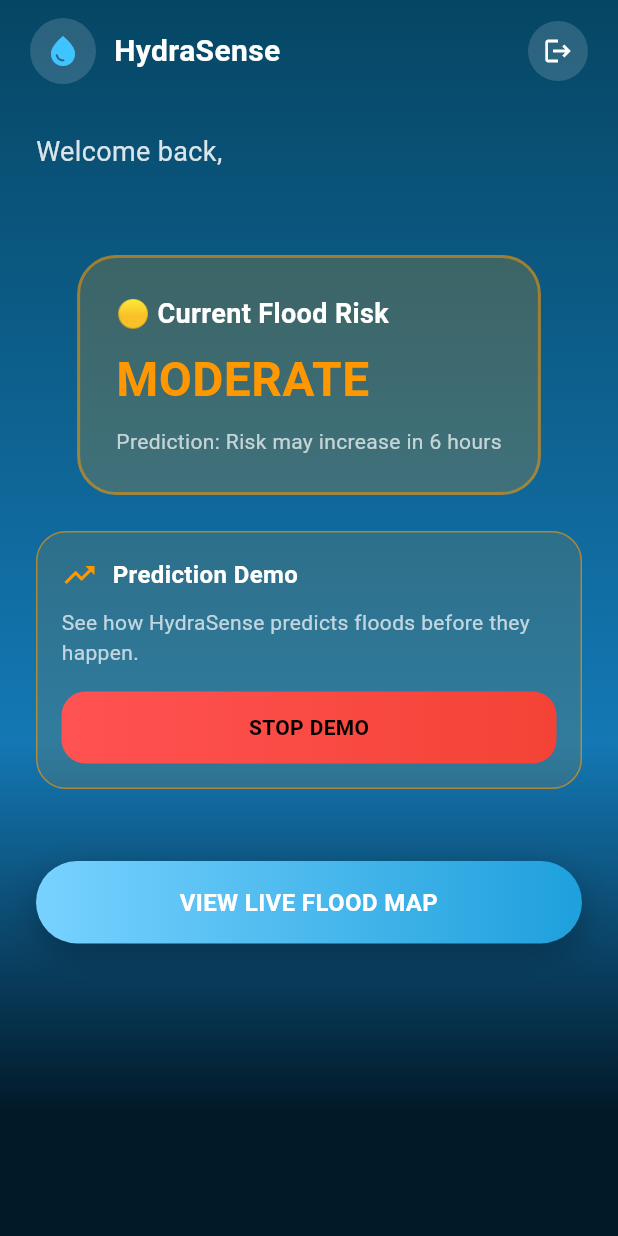
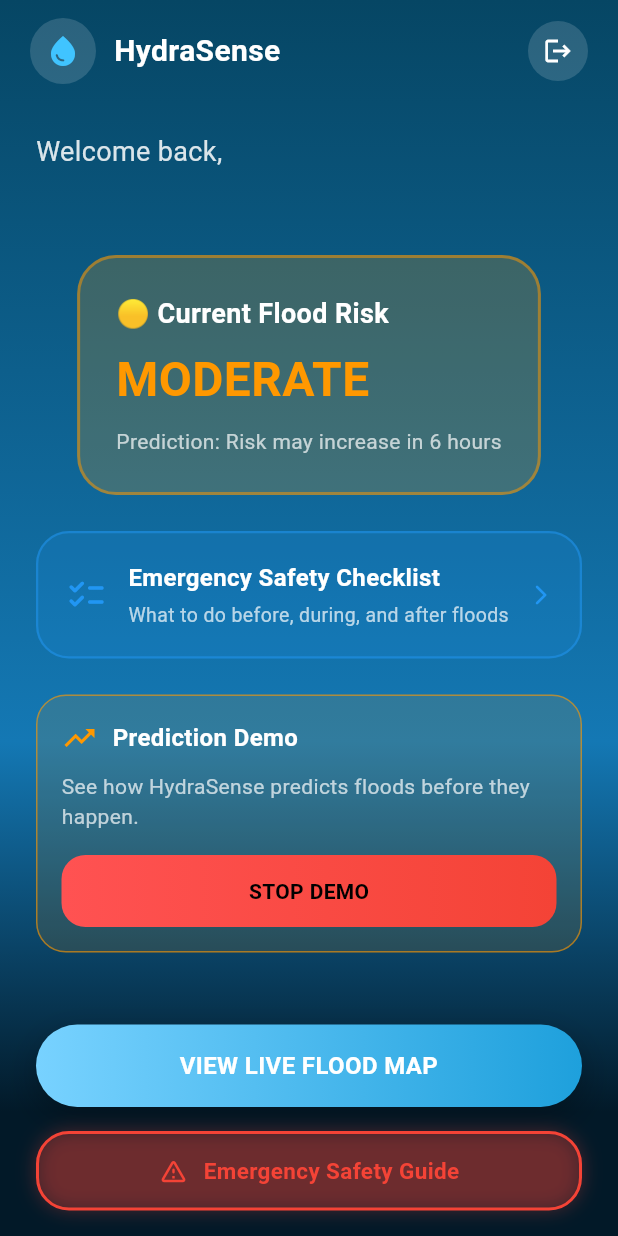
Before and after one commit to kalviumcommunity/S62_0126_SIK_flutter-firebase_HydraSense, a Flutter app: the screen it shows once a user with an empty profile is signed in, after a tap on "SEE HOW PREDICTION WORKS", on a phone screen of 412 x 824 dp. Run offline on Flutter 3.47's test engine with Material 3 defaults, Android fonts, the phone set to English and light mode, and no system bars; our stand-ins replace cloud_firestore, firebase_auth, firebase_core, flutter_map, geolocator, latlong2; accounts and stored records are empty; network calls fail.

Commit message:
few functionality changed in homescreen

```diff
--- a/lib/screens/home_screen.dart
+++ b/lib/screens/home_screen.dart
@@ -11,6 +11,8 @@ import '../state/risk_state_provider.dart';
 import '../models/risk_state.dart';
 import '../services/location_service.dart';
 import '../services/safety_service.dart';
+import 'checklist_screen.dart';
+
 
 class HomeScreen extends StatefulWidget {
   const HomeScreen({super.key});
@@ -386,6 +388,71 @@ class _HomeScreenState extends State<HomeScreen> {
 
                   const SizedBox(height: 24),
 
+
+                  // 📋 EMERGENCY SAFETY CHECKLIST
+                  Padding(
+                    padding: const EdgeInsets.symmetric(horizontal: 24),
+                    child: GestureDetector(
+                      onTap: () {
+                        Navigator.push(
+                          context,
+                          MaterialPageRoute(
+                            builder: (_) => const ChecklistScreen(),
+                          ),
+                        );
+                      },
+                      child: Container(
+                        width: double.infinity,
+                        padding: const EdgeInsets.all(18),
+                        decoration: BoxDecoration(
+                          borderRadius: BorderRadius.circular(22),
+                          color: Colors.blue.withOpacity(0.15),
+                          border: Border.all(
+                            color: Colors.blue.withOpacity(0.5),
+                            width: 1.5,
+                          ),
+                        ),
+                        child: const Row(
+                          children: [
+                            Icon(Icons.checklist_rounded, color: Colors.blue, size: 28),
+                            SizedBox(width: 14),
+                            Expanded(
+                              child: Column(
+                                crossAxisAlignment: CrossAxisAlignment.start,
+                                children: [
+                                  Text(
+                                    'Emergency Safety Checklist',
+                                    style: TextStyle(
+                                      fontSize: 16,
+                                      fontWeight: FontWeight.bold,
+                                      color: Colors.white,
+                                    ),
+                                  ),
+                                  SizedBox(height: 4),
+                                  Text(
+                                    'What to do before, during, and after floods',
+                                    style: TextStyle(
+                                      fontSize: 13,
+                                      color: Colors.white70,
+                                    ),
+                                  ),
+                                ],
+                              ),
+                            ),
+                            Icon(
+                              Icons.arrow_forward_ios_rounded,
+                              size: 16,
+                              color: Colors.blue,
+                            ),
+                          ],
+                        ),
+                      ),
+                    ),
+                  ),
+
+                  const SizedBox(height: 24),
+
+
                   // 🧪 PREDICTION DEMO
                   Consumer<RiskStateProvider>(
                     builder: (context, riskProvider, _) {
@@ -442,26 +509,20 @@ class _HomeScreenState extends State<HomeScreen> {
                                         centerLat: loc.latitude,
                                         centerLng: loc.longitude,
 
-                                        // 🌊 CURRENT FLOOD STATE
                                         currentRadius: 2500,
                                         currentRisk: 'MODERATE',
 
-                                        // 🔮 PREDICTION DATA
                                         predictedRadius: 4500,
                                         predictedRisk: 'HIGH',
                                         predictionWindow: 6,
-                                        predictionExpiresAt: DateTime.now().add(
-                                          const Duration(hours: 6),
-                                        ),
+                                        predictionExpiresAt:
+                                            DateTime.now().add(const Duration(hours: 6)),
 
-                                        // 📊 CONFIDENCE
                                         confidence: 0.82,
-
-                                        // 📈 HARD-CODED DEMO METRICS (THIS IS THE KEY)
-                                        rainfallLast24h: 132.5,      // mm
-                                        forecastRain6h: 88.0,        // mm
-                                        forecastRain12h: 145.0,      // mm
-                                        riverDischarge: 920.0,       // cumecs
+                                        rainfallLast24h: 132.5,
+                                        forecastRain6h: 88.0,
+                                        forecastRain12h: 145.0,
+                                        riverDischarge: 920.0,
 
                                         updatedAt: DateTime.now(),
                                       ),
@@ -476,7 +537,10 @@ class _HomeScreenState extends State<HomeScreen> {
                                     gradient: LinearGradient(
                                       colors: isDemoMode
                                           ? [Colors.redAccent, Colors.red]
-                                          : [const Color(0xFFFFB347), const Color(0xFFFF8C00)],
+                                          : [
+                                              const Color(0xFFFFB347),
+                                              const Color(0xFFFF8C00)
+                                            ],
                                     ),
                                   ),
                                   child: Center(
@@ -500,6 +564,7 @@ class _HomeScreenState extends State<HomeScreen> {
 
                   const SizedBox(height: 24),
 
+
                   /// ================= EMERGENCY BUTTON =================
                   Consumer<RiskStateProvider>(
                     builder: (context, riskProvider, _) {
@@ -519,72 +584,13 @@ class _HomeScreenState extends State<HomeScreen> {
                       final bool showBigEmergencyButton =
                           isApiHighRisk || isDemoHighRisk;
 
-                      // Show small emergency button when:
-                      // 1. High risk (API or demo)
-                      // 2. User reported flood
-                      // 3. No safety data available
-                      final bool showSmallEmergencyButton =
-                          showBigEmergencyButton ||
-                          hasUserReportedFlood ||
-                          safety == null;
+                      final bool showSmallEmergencyButton = true;
+
 
                       return Padding(
                         padding: const EdgeInsets.all(24),
                         child: Column(
                           children: [
-                            // 🚨 BIG RED EMERGENCY BUTTON (only for API HIGH risk)
-                            if (showBigEmergencyButton) ...[
-                              GestureDetector(
-                                onTap: () {
-                                  Navigator.push(
-                                    context,
-                                    MaterialPageRoute(
-                                        builder: (_) => const EmergencyScreen()),
-                                  );
-                                },
-                                child: Container(
-                                  width: double.infinity,
-                                  padding: const EdgeInsets.symmetric(
-                                      vertical: 20, horizontal: 24),
-                                  margin: const EdgeInsets.only(bottom: 16),
-                                  decoration: BoxDecoration(
-                                    borderRadius: BorderRadius.circular(20),
-                                    gradient: const LinearGradient(
-                                      colors: [
-                                        Colors.red,
-                                        Color.fromARGB(255, 180, 0, 0),
-                                      ],
-                                    ),
-                                    boxShadow: [
-                                      BoxShadow(
-                                        color: Colors.red.withOpacity(0.5),
-                                        blurRadius: 20,
-                                        spreadRadius: 2,
-                                        offset: const Offset(0, 5),
-                                      ),
-                                    ],
-                                  ),
-                                  child: const Row(
-                                    mainAxisAlignment: MainAxisAlignment.center,
-                                    children: [
-                                      Icon(Icons.warning_rounded,
-                                          color: Colors.white, size: 30),
-                                      SizedBox(width: 15),
-                                      Expanded(
-                                        child: Text(
-                                          'EMERGENCY ACTION REQUIRED',
-                                          style: TextStyle(
-                                            fontSize: 18,
-                                            fontWeight: FontWeight.bold,
-                                            color: Colors.white,
-                                          ),
-                                        ),
-                                      ),
-                                    ],
-                                  ),
-                                ),
-                              ),
-                            ],
 
                             // 🗺️ MAP BUTTON
                             GestureDetector(
@@ -645,11 +651,28 @@ class _HomeScreenState extends State<HomeScreen> {
                                   padding: const EdgeInsets.symmetric(
                                       vertical: 14, horizontal: 20),
                                   decoration: BoxDecoration(
-                                    borderRadius: BorderRadius.circular(20),
-                                    color: Colors.red.withOpacity(0.15),
+                                    borderRadius: BorderRadius.circular(22),
+                                    color: showBigEmergencyButton
+                                        ? Colors.red.withOpacity(0.35)
+                                        : Colors.red.withOpacity(0.2),
                                     border: Border.all(
-                                        color: Colors.red.withOpacity(0.5),
-                                        width: 1.5),
+                                      color: Colors.red,
+                                      width: showBigEmergencyButton ? 2.5 : 2,
+                                    ),
+                                    boxShadow: showBigEmergencyButton
+                                        ? [
+                                            BoxShadow(
+                                              color: Colors.red.withOpacity(0.6),
+                                              blurRadius: 22,
+                                              spreadRadius: 2,
+                                            ),
+                                          ]
+                                        : [
+                                            BoxShadow(
+                                              color: Colors.red.withOpacity(0.3),
+                                              blurRadius: 10,
+                                            ),
+                                          ],
                                   ),
                                   child: Row(
                                     mainAxisAlignment: MainAxisAlignment.center,
```
